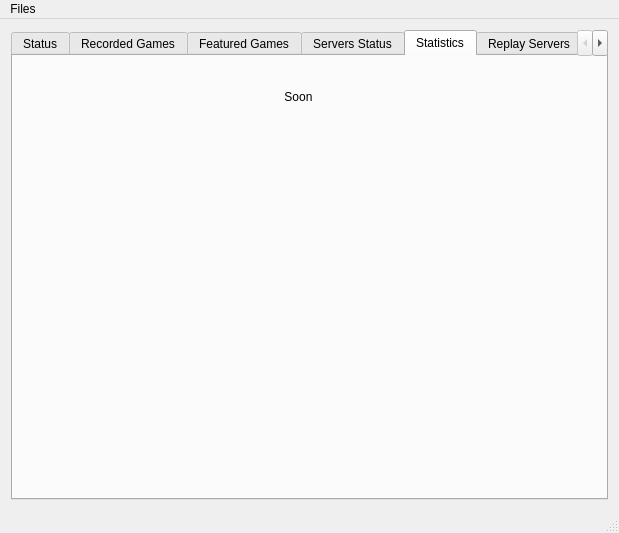
Aztorius/legendsreplay, file mainwindow.ui: the form before one commit.
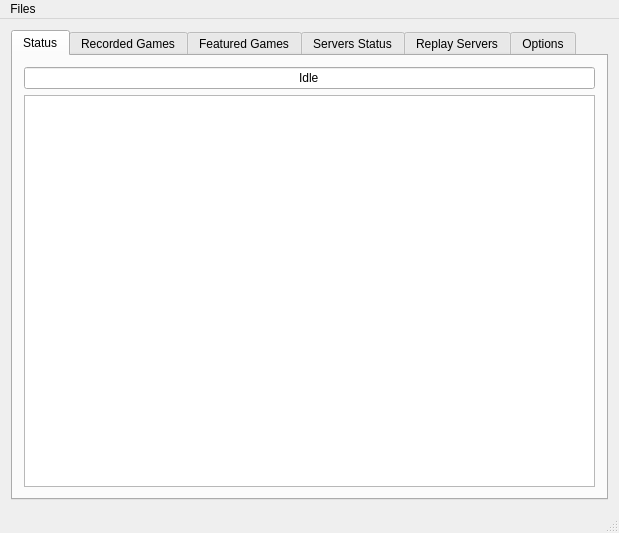
The form after the commit. The open tabs and pages were chosen to show the change.

What changed in the file:
```diff
--- a/mainwindow.ui
+++ b/mainwindow.ui
@@ -333,27 +333,6 @@
         </item>
        </layout>
       </widget>
-      <widget class="QWidget" name="tab_5">
-       <attribute name="title">
-        <string>Statistics</string>
-       </attribute>
-       <widget class="QLabel" name="label_3">
-        <property name="geometry">
-         <rect>
-          <x>220</x>
-          <y>10</y>
-          <width>131</width>
-          <height>61</height>
-         </rect>
-        </property>
-        <property name="text">
-         <string>Soon</string>
-        </property>
-        <property name="alignment">
-         <set>Qt::AlignCenter</set>
-        </property>
-       </widget>
-      </widget>
       <widget class="QWidget" name="tab_7">
        <attribute name="title">
         <string>Replay Servers</string>
```
Left out of the diff: 3 changed lines with no effect on the pictures.
